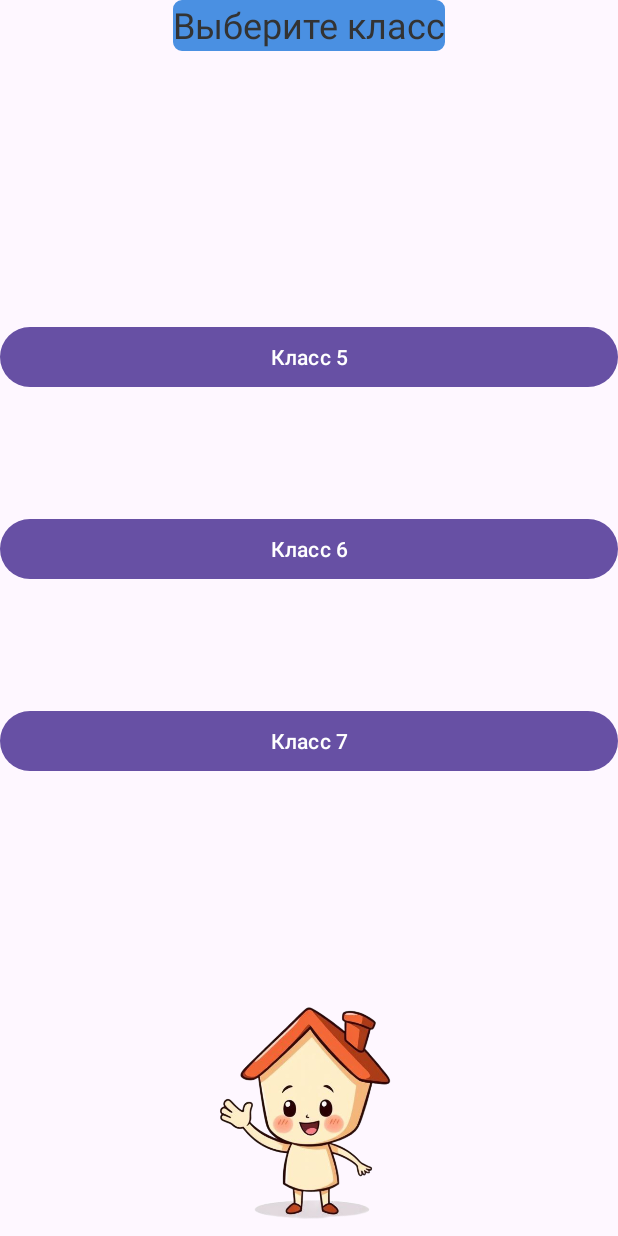
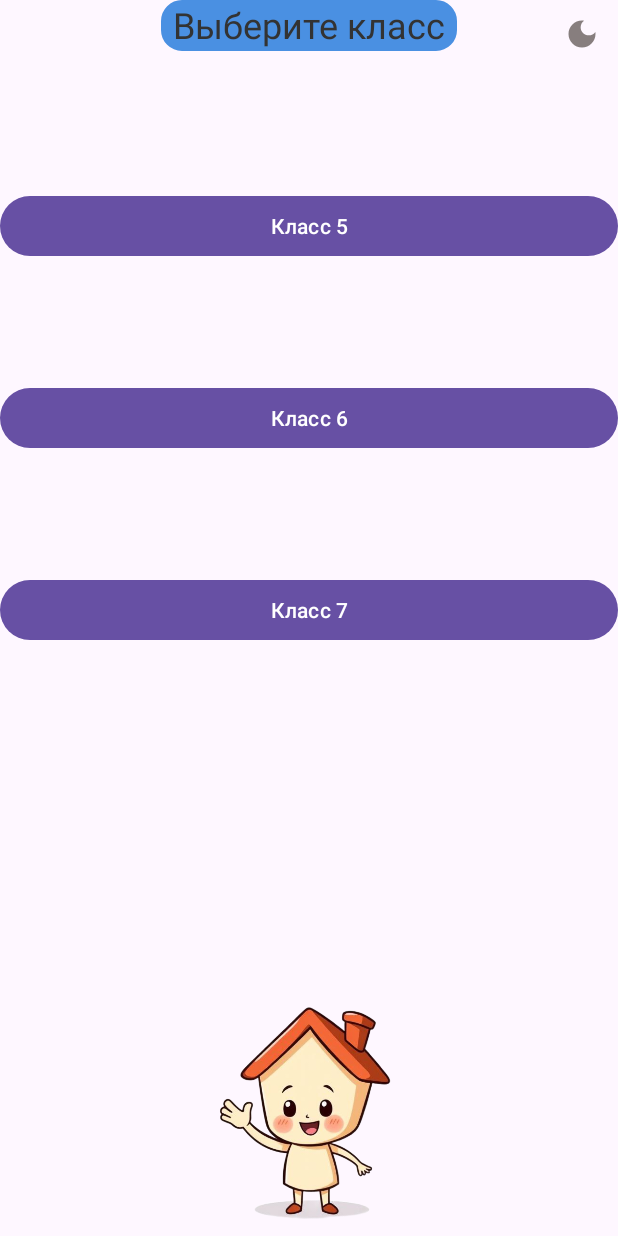
Before and after one commit to Jirio68/EdoGo, an Android app: the screen it shows after launch (MainActivity), on a phone screen of 412 x 824 dp. Run offline under Robolectric (Android 15) with nearby library versions, the phone set to English and light mode, and no system bars.

Commit message:
Обновление с новыми файлами и изменениями

```diff
--- a/app/src/main/java/com/jirio/edogo/MainActivity.java
+++ b/app/src/main/java/com/jirio/edogo/MainActivity.java
@@ -3,13 +3,16 @@ package com.jirio.edogo;
 import android.content.Intent;
 import android.os.Bundle;
 import android.view.View;
+import android.widget.ImageButton;
 
 import androidx.activity.EdgeToEdge;
 import androidx.appcompat.app.AppCompatActivity;
+import androidx.appcompat.app.AppCompatDelegate;
 import androidx.core.graphics.Insets;
 import androidx.core.view.ViewCompat;
 import androidx.core.view.WindowInsetsCompat;
 
+import com.jirio.edogo.R;
 import Select.Selection_5;
 import Select.Selection_6;
 import Select.Selection_7;
@@ -20,6 +23,8 @@ import VideoHisRus7Class.Video2HisRus7_part1;
 import VideoHisRus7Class.Video2HisRus7_part2;
 
 public class MainActivity extends AppCompatActivity {
+
+    private ImageButton themeToggleButton;
 
     @Override
     protected void onCreate(Bundle savedInstanceState) {
@@ -32,11 +37,33 @@ public class MainActivity extends AppCompatActivity {
             v.setPadding(systemBars.left, systemBars.top, systemBars.right, systemBars.bottom);
             return insets;
         });
+
+        // Настройка кнопки переключения темы
+        themeToggleButton = findViewById(R.id.theme_toggle_button);
+        updateThemeIcon(); // Устанавливаем начальную иконку
+
+        themeToggleButton.setOnClickListener(v -> {
+            int currentNightMode = getResources().getConfiguration().uiMode & android.content.res.Configuration.UI_MODE_NIGHT_MASK;
+            if (currentNightMode == android.content.res.Configuration.UI_MODE_NIGHT_YES) {
+                AppCompatDelegate.setDefaultNightMode(AppCompatDelegate.MODE_NIGHT_NO);
+            } else {
+                AppCompatDelegate.setDefaultNightMode(AppCompatDelegate.MODE_NIGHT_YES);
+            }
+            updateThemeIcon(); // Обновляем иконку после переключения
+        });
+    }
+
+    private void updateThemeIcon() {
+        int currentNightMode = getResources().getConfiguration().uiMode & android.content.res.Configuration.UI_MODE_NIGHT_MASK;
+        if (currentNightMode == android.content.res.Configuration.UI_MODE_NIGHT_YES) {
+            themeToggleButton.setImageResource(R.drawable.baseline_wb_sunny_24); // Иконка солнца для перехода к светлой теме
+        } else {
+            themeToggleButton.setImageResource(R.drawable.baseline_dark_mode_24); // Иконка луны для перехода к тёмной теме
+        }
     }
 
     public void select5(View v) {
         Intent intent = new Intent(this, Selection_5.class);
-
         startActivity(intent);
     }
 
@@ -49,6 +76,4 @@ public class MainActivity extends AppCompatActivity {
         Intent intent = new Intent(this, Selection_7.class);
         startActivity(intent);
     }
-
-
 }
--- /dev/null
+++ b/app/src/main/res/drawable-night/border_background.xml
@@ -0,0 +1,7 @@
+<?xml version="1.0" encoding="utf-8"?>
+<shape xmlns:android="http://schemas.android.com/apk/res/android"
+    android:shape="rectangle">
+    <solid android:color="#FFFFFF"/>  <!-- Белый фон, как в светлой теме -->
+    <stroke android:width="4dp" android:color="#F5F5F5"/>  <!-- Бледно-белая обводка (или другой цвет) -->
+    <corners android:radius="12dp"/>
+</shape>
--- /dev/null
+++ b/app/src/main/res/drawable/baseline_dark_mode_24.xml
@@ -0,0 +1,5 @@
+<vector xmlns:android="http://schemas.android.com/apk/res/android" android:height="24dp" android:tint="#877E7E" android:viewportHeight="24" android:viewportWidth="24" android:width="24dp">
+
+    <path android:fillColor="@android:color/white" android:pathData="M12,3c-4.97,0 -9,4.03 -9,9s4.03,9 9,9s9,-4.03 9,-9c0,-0.46 -0.04,-0.92 -0.1,-1.36c-0.98,1.37 -2.58,2.26 -4.4,2.26c-2.98,0 -5.4,-2.42 -5.4,-5.4c0,-1.81 0.89,-3.42 2.26,-4.4C12.92,3.04 12.46,3 12,3L12,3z"/>
+
+</vector>
--- /dev/null
+++ b/app/src/main/res/drawable/baseline_wb_sunny_24.xml
@@ -0,0 +1,5 @@
+<vector xmlns:android="http://schemas.android.com/apk/res/android" android:height="48dp" android:tint="#FFDA52" android:viewportHeight="24" android:viewportWidth="24" android:width="48dp">
+
+    <path android:fillColor="@android:color/white" android:pathData="M6.76,4.84l-1.8,-1.79 -1.41,1.41 1.79,1.79 1.42,-1.41zM4,10.5L1,10.5v2h3v-2zM13,0.55h-2L11,3.5h2L13,0.55zM20.45,4.46l-1.41,-1.41 -1.79,1.79 1.41,1.41 1.79,-1.79zM17.24,18.16l1.79,1.8 1.41,-1.41 -1.8,-1.79 -1.4,1.4zM20,10.5v2h3v-2h-3zM12,5.5c-3.31,0 -6,2.69 -6,6s2.69,6 6,6 6,-2.69 6,-6 -2.69,-6 -6,-6zM11,22.45h2L13,19.5h-2v2.95zM3.55,18.54l1.41,1.41 1.79,-1.8 -1.41,-1.41 -1.79,1.8z"/>
+
+</vector>
--- a/app/src/main/res/drawable/border_background.xml
+++ b/app/src/main/res/drawable/border_background.xml
@@ -1,7 +1,8 @@
 <?xml version="1.0" encoding="utf-8"?>
 <shape xmlns:android="http://schemas.android.com/apk/res/android"
     android:shape="rectangle">
-    <solid android:color="#7FFF00"/>  <!-- Зелёный фон -->
+    <solid android:color="#FFFFFF"/>
     <stroke android:width="4dp" android:color="#000000"/>  <!-- Чёрная обводка -->
-    <corners android:radius="4dp"/>
+    <corners android:radius="12dp"
+        />
 </shape>
--- a/app/src/main/res/layout/activity_main.xml
+++ b/app/src/main/res/layout/activity_main.xml
@@ -7,6 +7,8 @@
     android:orientation="vertical"
     android:padding="16dp">
 
+
+
         <TextView
             android:layout_width="wrap_content"
             android:layout_height="wrap_content"
@@ -14,8 +16,24 @@
             android:textSize="24sp"
             android:background="@drawable/border_background"
             android:layout_gravity="center"
-        android:paddingBottom="1dp"
-        android:layout_marginBottom="180dp"/>
+            android:paddingHorizontal="8dp"
+            android:textColor="#333333"
+            android:paddingBottom="1dp"/>
+
+        <!-- Кнопка переключения темы -->
+        <ImageButton
+            android:id="@+id/theme_toggle_button"
+            android:layout_width="48dp"
+            android:layout_height="48dp"
+            android:layout_marginStart="150dp"
+            android:layout_marginTop="-35dp"
+            android:src="@drawable/baseline_wb_sunny_24"
+            android:background="?android:attr/selectableItemBackground"
+            android:contentDescription="@string/toggle_theme"
+            android:layout_gravity="end"
+            android:layout_marginBottom="80dp"/>
+
+
 
     <Button
         android:id="@+id/button5"
@@ -53,5 +71,4 @@
         android:layout_gravity="center"
         android:src="@drawable/image1" />
 
-
 </LinearLayout>
--- a/app/src/main/res/layout/activity_selection5.xml
+++ b/app/src/main/res/layout/activity_selection5.xml
@@ -17,6 +17,7 @@
         android:textSize="24sp"
         android:background="@drawable/border_background"
         android:layout_gravity="center"
+        android:textColor="#333333"
         android:layout_marginBottom="50dp"/>
 
     <Button
--- a/app/src/main/res/layout/activity_selection6.xml
+++ b/app/src/main/res/layout/activity_selection6.xml
@@ -17,6 +17,7 @@
         android:textSize="24sp"
         android:background="@drawable/border_background"
         android:layout_gravity="center"
+        android:textColor="#333333"
         android:layout_marginBottom="50dp"/>
 
     <Button
--- a/app/src/main/res/layout/activity_selection7.xml
+++ b/app/src/main/res/layout/activity_selection7.xml
@@ -17,6 +17,7 @@
         android:textSize="24sp"
         android:background="@drawable/border_background"
         android:layout_gravity="center"
+        android:textColor="#333333"
         android:layout_marginBottom="50dp"/>
 
     <Button
--- a/app/src/main/res/values-night/themes.xml
+++ b/app/src/main/res/values-night/themes.xml
@@ -1,7 +1,7 @@
 <resources xmlns:tools="http://schemas.android.com/tools">
     <!-- Base application theme. -->
     <style name="Base.Theme.EdoGo" parent="Theme.Material3.DayNight.NoActionBar">
-        <!-- Customize your dark theme here. -->
-        <!-- <item name="colorPrimary">@color/my_dark_primary</item> -->
+        <!-- Customize your theme here. -->
+        <!-- Ничего не добавляем, так как border_background уже определён -->
     </style>
 </resources>
--- a/app/src/main/res/values/colors.xml
+++ b/app/src/main/res/values/colors.xml
@@ -1,7 +1,7 @@
 <?xml version="1.0" encoding="utf-8"?>
 <resources>
     <color name="back">#F0F8FF</color>
-    <color name="text">#333333</color>
+    <color name="text">#000000</color>
     <color name="hat">#4A90E2</color>
     <color name="part">#4B8BCB</color>
     <color name="them">#7fff00</color>
--- a/app/src/main/res/values/strings.xml
+++ b/app/src/main/res/values/strings.xml
@@ -22,6 +22,7 @@
     <string name="Part2">Часть 2</string>
     <string name="Part1">Часть 1</string>
     <string name="Contin">Стр.129</string>
+    <string name="toggle_theme">Сменить тему</string>
 
 
     \\надписи для начальной страницы
--- a/app/src/main/res/values/themes.xml
+++ b/app/src/main/res/values/themes.xml
@@ -13,7 +13,7 @@
     </style>
 
     <style name="CustomTextStyle">
-        <item name="android:background">#7FFF00</item>
+        <item name="android:background">#FFFFFF</item>
         <item name="android:textColor">@color/text</item>
     </style>
 
```
Lines whose indentation alone changed are shown as unchanged.
